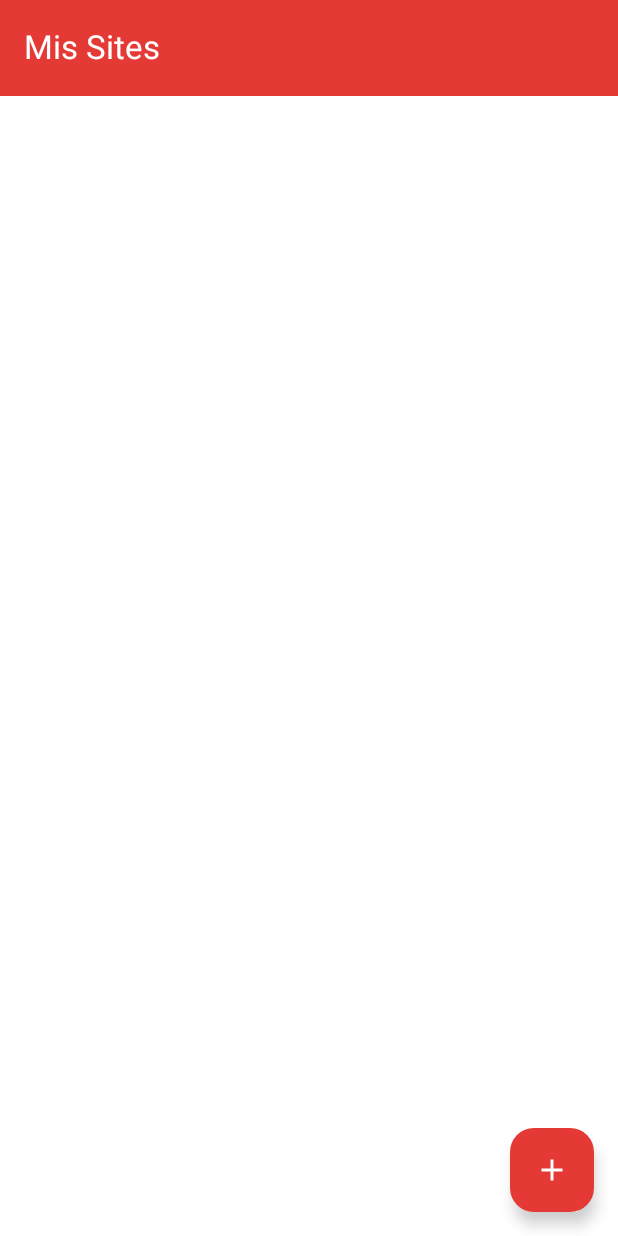
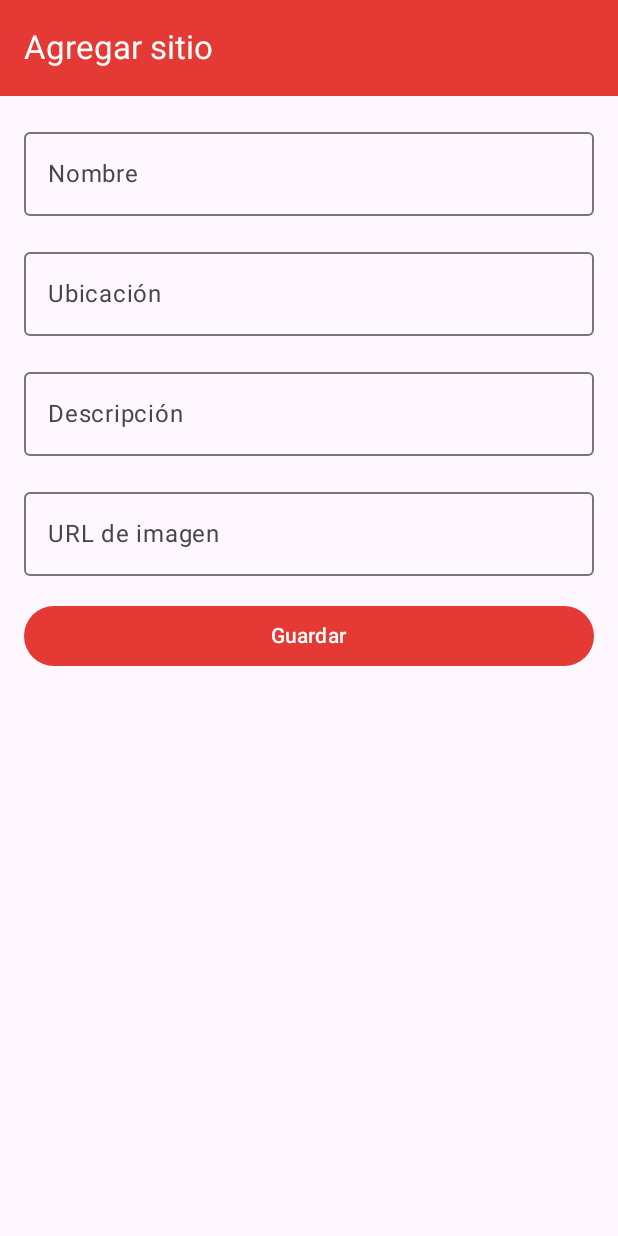
Before and after one commit to Alondradmm/NewSitesApp, an Android app built with Jetpack Compose: the SitesScreen screen opened through its navigation route, after a tap on "Agregar", on a phone screen of 412 x 824 dp. Run offline under Robolectric (Android 15) with nearby library versions, the phone set to English and light mode, and no system bars; our stand-ins replace Firebase (no records; nobody signed in at launch, a user with empty details on screens opened directly); libraries missing offline, so code that uses them is left out: me.saket.swipe; missing, so only their content is drawn: SwipeableActionsBox; Roboto replaces fonts that are not available here.

Commit message:
Creando pantalla para agregar sitios
Se creó una nueva pantalla para agregar sitios, incluyendo campos para nombre, ubicación, descripción y URL de imagen. Se agregó la lógica para guardar los datos en Firebase y se integró la nueva pantalla en la navegación de la aplicación.

```diff
--- a/app/src/main/java/com/app/newsites/ui/navigation/AppNavigation.kt
+++ b/app/src/main/java/com/app/newsites/ui/navigation/AppNavigation.kt
@@ -12,6 +12,7 @@ import com.app.newsites.ui.screen.home.HomeScreen
 import com.app.newsites.ui.screen.login.LoginScreen
 import com.app.newsites.ui.screen.login.LoginViewModel
 import com.app.newsites.ui.screen.register.RegisterScreen
+import com.app.newsites.ui.screen.sites.AgregarSiteScreen
 import com.app.newsites.ui.screen.sites.SitesScreen
 
 @OptIn(ExperimentalAnimationApi::class)
@@ -35,7 +36,9 @@ fun AppNavigation(navController: NavHostController, userViewModel: LoginViewMode
         }
         composable("sites") {
             SitesScreen(navController = navController, viewModel = viewModel())
-
+        }
+        composable("agregar_site") {
+            AgregarSiteScreen(navController)
         }
     }
 }
--- /dev/null
+++ b/app/src/main/java/com/app/newsites/ui/screen/sites/AgregarSites.kt
@@ -0,0 +1,91 @@
+package com.app.newsites.ui.screen.sites
+
+import android.widget.Toast
+import androidx.compose.foundation.layout.*
+import androidx.compose.material3.*
+import androidx.compose.runtime.*
+import androidx.compose.ui.Alignment
+import androidx.compose.ui.Modifier
+import androidx.compose.ui.graphics.Color
+import androidx.compose.ui.unit.dp
+import androidx.lifecycle.viewmodel.compose.viewModel
+import androidx.navigation.NavController
+
+@OptIn(ExperimentalMaterial3Api::class)
+@Composable
+fun AgregarSiteScreen(
+    navController: NavController,
+    viewModel: SitesViewModel = viewModel()
+) {
+    var nombre by remember { mutableStateOf("") }
+    var ubicacion by remember { mutableStateOf("") }
+    var descripcion by remember { mutableStateOf("") }
+    var img by remember { mutableStateOf("") }
+
+    Scaffold(
+        topBar = {
+            TopAppBar(
+                title = { Text("Agregar sitio", color = Color.White) },
+                colors = TopAppBarDefaults.topAppBarColors(containerColor = Color(0xFFE53935))
+            )
+        }
+    ) { paddingValues ->
+        Column(
+            modifier = Modifier
+                .fillMaxSize()
+                .padding(paddingValues)
+                .padding(16.dp),
+            verticalArrangement = Arrangement.spacedBy(16.dp),
+            horizontalAlignment = Alignment.CenterHorizontally
+        ) {
+            OutlinedTextField(
+                value = nombre,
+                onValueChange = { nombre = it },
+                label = { Text("Nombre") },
+                modifier = Modifier.fillMaxWidth()
+            )
+            OutlinedTextField(
+                value = ubicacion,
+                onValueChange = { ubicacion = it },
+                label = { Text("Ubicación") },
+                modifier = Modifier.fillMaxWidth()
+            )
+            OutlinedTextField(
+                value = descripcion,
+                onValueChange = { descripcion = it },
+                label = { Text("Descripción") },
+                modifier = Modifier.fillMaxWidth()
+            )
+            OutlinedTextField(
+                value = img,
+                onValueChange = { img = it },
+                label = { Text("URL de imagen") },
+                modifier = Modifier.fillMaxWidth()
+            )
+            Button(
+                onClick = {
+                    if (nombre.isNotBlank() && ubicacion.isNotBlank() && descripcion.isNotBlank() && img.isNotBlank()) {
+                        viewModel.agregarSite(
+                            nombre = nombre,
+                            ubicacion = ubicacion,
+                            descripcion = descripcion,
+                            img = img,
+                            onSuccess = {
+                                navController.popBackStack()
+                            },
+                            onFailure = { exception ->
+                                val context = null
+                                Toast.makeText(context, "Error al guardar el sitio", Toast.LENGTH_SHORT).show()
+
+                            }
+                        )
+                    }
+                },
+                colors = ButtonDefaults.buttonColors(containerColor = Color(0xFFE53935)),
+                modifier = Modifier.fillMaxWidth()
+            ) {
+                Text("Guardar", color = Color.White)
+            }
+        }
+    }
+}
--- a/app/src/main/java/com/app/newsites/ui/screen/sites/SitesScreen.kt
+++ b/app/src/main/java/com/app/newsites/ui/screen/sites/SitesScreen.kt
@@ -40,7 +40,7 @@ fun SitesScreen(
         },
         floatingActionButton = {
             FloatingActionButton(
-                onClick = { /* Acción agregar */ },
+                onClick = { navController?.navigate("agregar_site") },
                 containerColor = Color(0xFFE53935)
             ) {
                 Icon(Icons.Default.Add, contentDescription = "Agregar", tint = Color.White)
@@ -59,9 +59,11 @@ fun SitesScreen(
                     site = site,
                     onEdit = {
                         // Acción editar
+                        // agregar despues cuando no este muerto de sueño
                     },
                     onDeleteConfirmed = {
                         // Acción eliminar confirmada
+                        // agregar despues cuando no este muerto de sueño
                     }
                 )
             }
@@ -90,7 +92,7 @@ fun SiteItem(
         onSwipe = { showDialog = true }
     )
 
-    // Diálogo de confirmación
+    // Diálogo de confirmación para eliminar
     if (showDialog) {
         AlertDialog(
             onDismissRequest = { showDialog = false },
@@ -123,8 +125,8 @@ fun SiteItem(
         shape = MaterialTheme.shapes.medium
     ) {
         SwipeableActionsBox(
-            startActions = listOf(editAction),
-            endActions = listOf(deleteAction),
+            startActions = listOf(deleteAction),
+            endActions = listOf(editAction),
             swipeThreshold = 100.dp,
             modifier = Modifier.clip(MaterialTheme.shapes.medium)
         ) {
```
Also changed, not shown: app/src/main/java/com/app/newsites/ui/screen/sites/SitesViewModel.kt (+18 -1 lines).
